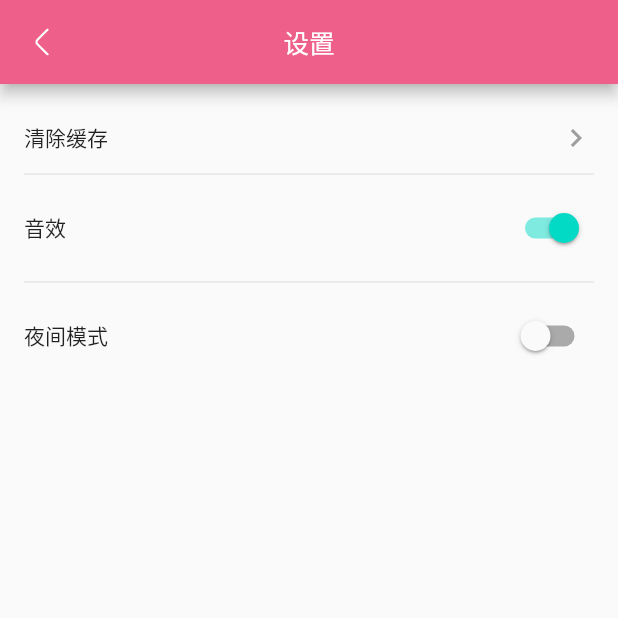
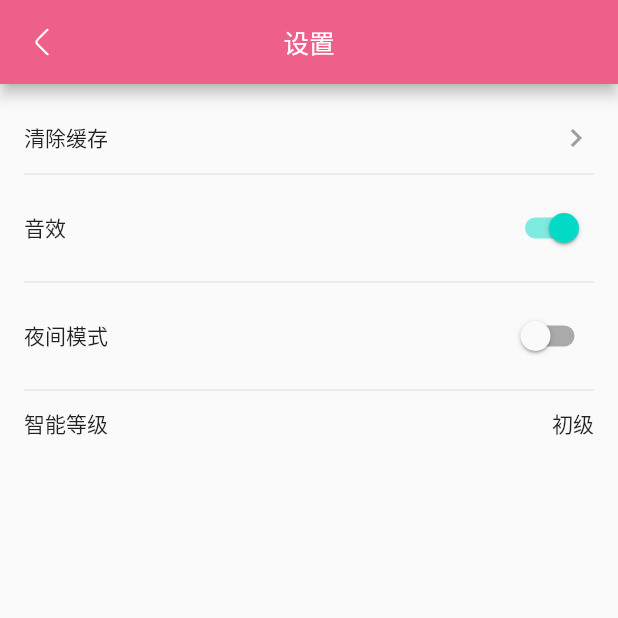
Before and after one commit to huhx/flutter_sudoku, a Flutter app: the SudokuSettingScreen screen opened directly, on a phone screen of 412 x 824 dp, the top half of it. Run offline on Flutter 3.47's test engine with Material 2 defaults, Android fonts, the phone set to English and light mode, and no system bars; drawn by our look-alikes of pull_to_refresh; our stand-ins replace dio, double_back_to_close, envied, equatable, flutter_hooks, flutter_slidable and 13 more; missing offline and left inert: dio_http_formatter; accounts and stored records are empty; generated files the repository leaves out were written again; statements that could not run were skipped.

Commit message:
[huhx] -feat: add sudoku tip level setting

```diff
--- a/lib/business/setting/sudoku_setting_screen.dart
+++ b/lib/business/setting/sudoku_setting_screen.dart
@@ -4,6 +4,7 @@ import 'package:flutter_sudoku/component/appbar_back_button.dart';
 import 'cache/clear_cache_item.dart';
 import 'dark/dark_item.dart';
 import 'sound/play_sound_item.dart';
+import 'tiplevel/tip_level_item.dart';
 
 class SudokuSettingScreen extends StatelessWidget {
   const SudokuSettingScreen({super.key});
@@ -24,6 +25,8 @@ class SudokuSettingScreen extends StatelessWidget {
             PlaySoundItem(),
             Divider(),
             DarkItem(),
+            Divider(),
+            TipLevelItem()
           ],
         ),
       ),
--- /dev/null
+++ b/lib/business/setting/tiplevel/tip_level_item.dart
@@ -0,0 +1,37 @@
+import 'package:flutter/material.dart';
+import 'package:flutter_sudoku/business/setting/tiplevel/tip_level_setting_screen.dart';
+import 'package:flutter_sudoku/common/context_extension.dart';
+import 'package:flutter_sudoku/model/sudoku_tip.dart';
+import 'package:flutter_sudoku/provider/tip_level_provider.dart';
+import 'package:hooks_riverpod/hooks_riverpod.dart';
+
+class TipLevelItem extends HookConsumerWidget {
+  const TipLevelItem({super.key});
+
+  @override
+  Widget build(BuildContext context, WidgetRef ref) {
+    final provider = ref.watch(tipLevelProvider);
+
+    return Container(
+      padding: const EdgeInsets.symmetric(vertical: 4),
+      child: InkWell(
+        onTap: () async {
+          final TipLevel? result = await context.goto(TipLevelSettingScreen(tipLevel: provider.tipLevel));
+          if (result != null) {
+            provider.setTipLevel(result);
+          }
+        },
+        child: Row(
+          mainAxisAlignment: MainAxisAlignment.spaceBetween,
+          children: <Widget>[
+            const Text('智能等级', style: TextStyle(fontSize: 14)),
+            Text(
+              provider.tipLevel.description,
+              style: const TextStyle(fontSize: 14),
+            )
+          ],
+        ),
+      ),
+    );
+  }
+}
--- /dev/null
+++ b/lib/business/setting/tiplevel/tip_level_setting_screen.dart
@@ -0,0 +1,84 @@
+import 'package:flutter/material.dart';
+import 'package:flutter_hooks/flutter_hooks.dart';
+import 'package:flutter_sudoku/component/appbar_back_button.dart';
+import 'package:flutter_sudoku/component/list_scroll_physics.dart';
+import 'package:flutter_sudoku/component/svg_icon.dart';
+import 'package:flutter_sudoku/model/sudoku_tip.dart';
+import 'package:hooks_riverpod/hooks_riverpod.dart';
+
+class TipLevelSettingScreen extends HookConsumerWidget {
+  final TipLevel tipLevel;
+
+  const TipLevelSettingScreen({required this.tipLevel, super.key});
+
+  @override
+  Widget build(BuildContext context, WidgetRef ref) {
+    final tipLevelState = useState(tipLevel);
+
+    return Scaffold(
+      appBar: AppBar(
+        leading: const AppbarBackButton(),
+        title: const Text("智能等级设置"),
+        actions: [
+          TextButton(
+            onPressed: () => Navigator.pop(context, tipLevelState.value),
+            child: const Text("完成", style: TextStyle(color: Colors.white)),
+          ),
+        ],
+      ),
+      body: Container(
+        padding: const EdgeInsets.symmetric(vertical: 16),
+        color: const Color.fromRGBO(245, 246, 249, 1),
+        child: ListView(
+          physics: const ListScrollPhysics(),
+          children: TipLevel.values.map((tipLevel) {
+            return TipLevelItem(
+              isChecked: tipLevelState.value == tipLevel,
+              tipLevel: tipLevel,
+              label: tipLevel.description,
+              callback: () {
+                tipLevelState.value = tipLevel;
+                return tipLevel;
+              },
+            );
+          }).toList(),
+        ),
+      ),
+    );
+  }
+}
+
+class TipLevelItem extends StatelessWidget {
+  final bool isChecked;
+  final TipLevel tipLevel;
+  final String label;
+  final TipLevel Function() callback;
+
+  const TipLevelItem({
+    super.key,
+    required this.isChecked,
+    required this.tipLevel,
+    required this.label,
+    required this.callback,
+  });
+
+  @override
+  Widget build(BuildContext context) {
+    return InkWell(
+      onTap: () => callback(),
+      child: Padding(
+        padding: const EdgeInsets.symmetric(vertical: 10, horizontal: 16),
+        child: Row(
+          children: [
+            Opacity(
+              opacity: isChecked ? 1 : 0,
+              child: const SvgIcon(name: "level_check"),
+            ),
+            const SizedBox(width: 10),
+            Text(label),
+          ],
+        ),
+      ),
+    );
+  }
+}
--- a/lib/model/sudoku_config.dart
+++ b/lib/model/sudoku_config.dart
@@ -1,16 +1,24 @@
 import 'package:equatable/equatable.dart';
+
+import 'sudoku_tip.dart';
 
 class SudokuConfig extends Equatable {
   final int retryCount;
   final int tipCount;
+  final TipLevel tipLevel;
 
   const SudokuConfig({
     required this.retryCount,
     required this.tipCount,
+    required this.tipLevel,
   });
 
   @override
   List<Object?> get props => [retryCount, tipCount];
 }
 
-const sudokuConfig = SudokuConfig(retryCount: 3, tipCount: 10);
+const SudokuConfig sudokuConfig = SudokuConfig(
+  retryCount: 3,
+  tipCount: 10,
+  tipLevel: TipLevel.first,
+);
--- /dev/null
+++ b/lib/model/sudoku_tip.dart
@@ -0,0 +1,9 @@
+enum TipLevel {
+  first("初级"),
+  second("中级"),
+  third("高级");
+
+  final String description;
+
+  const TipLevel(this.description);
+}
--- a/lib/provider/theme_provider.dart
+++ b/lib/provider/theme_provider.dart
@@ -12,7 +12,7 @@ final themeProvider = ChangeNotifierProvider((ref) {
 });
 
 class AppThemeState extends ChangeNotifier {
-  ThemeMode themeMode;
+  late ThemeMode themeMode;
 
   AppThemeState(this.themeMode);
 
--- /dev/null
+++ b/lib/provider/tip_level_provider.dart
@@ -0,0 +1,22 @@
+import 'package:flutter/widgets.dart';
+import 'package:flutter_sudoku/model/sudoku_tip.dart';
+import 'package:flutter_sudoku/util/prefs_util.dart';
+import 'package:hooks_riverpod/hooks_riverpod.dart';
+
+final tipLevelProvider = ChangeNotifierProvider((ref) {
+  final TipLevel tipLevel = PrefsUtil.getTipLevel();
+  return TipLevelState(tipLevel);
+});
+
+class TipLevelState extends ChangeNotifier {
+  late TipLevel tipLevel;
+
+  TipLevelState(this.tipLevel);
+
+  void setTipLevel(TipLevel tipLevel) {
+    PrefsUtil.setTipLevel(tipLevel);
+    this.tipLevel = tipLevel;
+
+    notifyListeners();
+  }
+}
--- a/lib/util/prefs_util.dart
+++ b/lib/util/prefs_util.dart
@@ -1,3 +1,5 @@
+import 'package:flutter_sudoku/model/sudoku_config.dart';
+import 'package:flutter_sudoku/model/sudoku_tip.dart';
 import 'package:shared_preferences/shared_preferences.dart';
 
 class PrefsUtil {
@@ -6,6 +8,7 @@ class PrefsUtil {
   static const cookieKey = "cookie";
   static const startTimeKey = "start.time";
   static const playSoundKey = "play_sound";
+  static const tipLevelKey = "tip_level";
 
   static Future init() async {
     prefs = await SharedPreferences.getInstance();
@@ -31,7 +34,6 @@ class PrefsUtil {
     await prefs.remove(key);
   }
 
-
   static void enablePlaySound(bool enable) {
     prefs.setBool(playSoundKey, enable);
   }
@@ -39,4 +41,16 @@ class PrefsUtil {
   static bool isPlaySound() {
     return prefs.getBool(playSoundKey) ?? true;
   }
+
+  static TipLevel getTipLevel() {
+    final String? levelString = prefs.getString(tipLevelKey);
+    if (levelString == null) {
+      return sudokuConfig.tipLevel;
+    }
+    return TipLevel.values.byName(levelString);
+  }
+
+  static void setTipLevel(TipLevel tipLevel) {
+    prefs.setString(tipLevelKey, tipLevel.name);
+  }
 }
--- a/pubspec.yaml
+++ b/pubspec.yaml
@@ -39,7 +39,7 @@ dependencies:
   hooks_riverpod: ^2.0.2
   flutter_hooks: ^0.18.5+1
   flutter_svg: ^1.1.3
-  google_fonts: ^3.0.1
+  google_fonts: ^4.0.1
   fluttertoast: ^8.0.9
   dio_http_formatter: ^2.1.0
   double_back_to_close: ^2.0.0
```
Also changed, not shown: assets/svg/level_check.svg (added), pubspec.lock.
